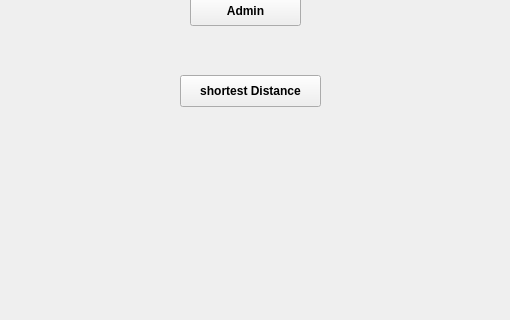
massivemembrain/Project-2-NFL, file Project-2-NFL/mainwindow.ui: the form before one commit; both pictures show x 290 to 800 and y 165 to 485 of the 800 by 600 pixel window.
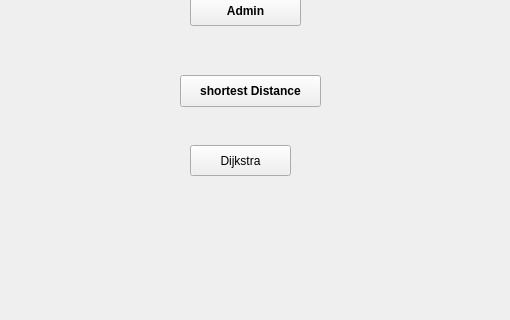
The form after the commit.

Commit message: Dijkstra is working but output in debug

What changed in the file:
```diff
--- a/Project-2-NFL/mainwindow.ui
+++ b/Project-2-NFL/mainwindow.ui
@@ -172,6 +172,19 @@
      <string>shortest Distance</string>
     </property>
    </widget>
+   <widget class="QPushButton" name="pushButton_dijkstra">
+    <property name="geometry">
+     <rect>
+      <x>480</x>
+      <y>310</y>
+      <width>101</width>
+      <height>31</height>
+     </rect>
+    </property>
+    <property name="text">
+     <string>Dijkstra</string>
+    </property>
+   </widget>
   </widget>
   <widget class="QMenuBar" name="menubar">
    <property name="geometry">
```
Left out of the diff: 2 changed lines with no effect on the pictures. The commit also changes 22 other files.
